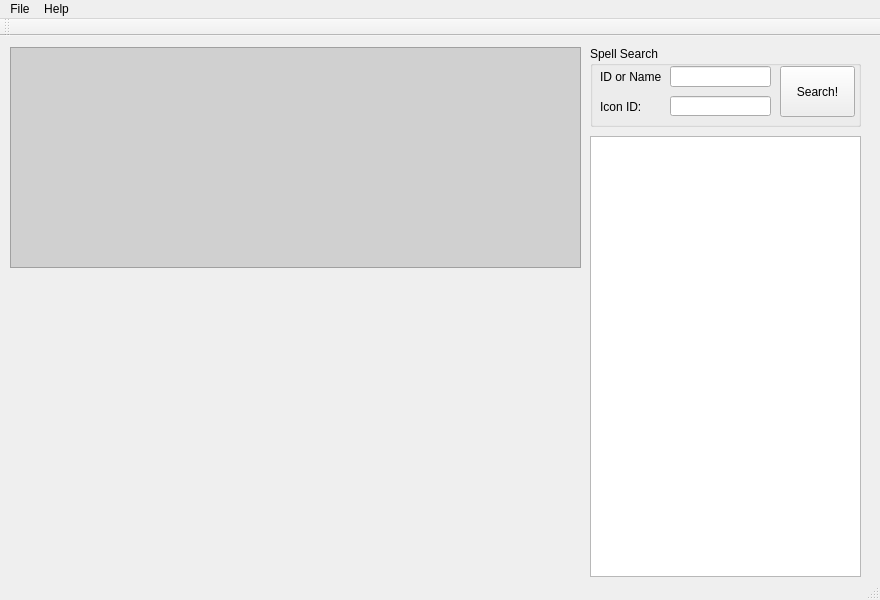
Qt form QSW/SpellWorkUI.ui (sidsukana/QSpellWork) before a commit.
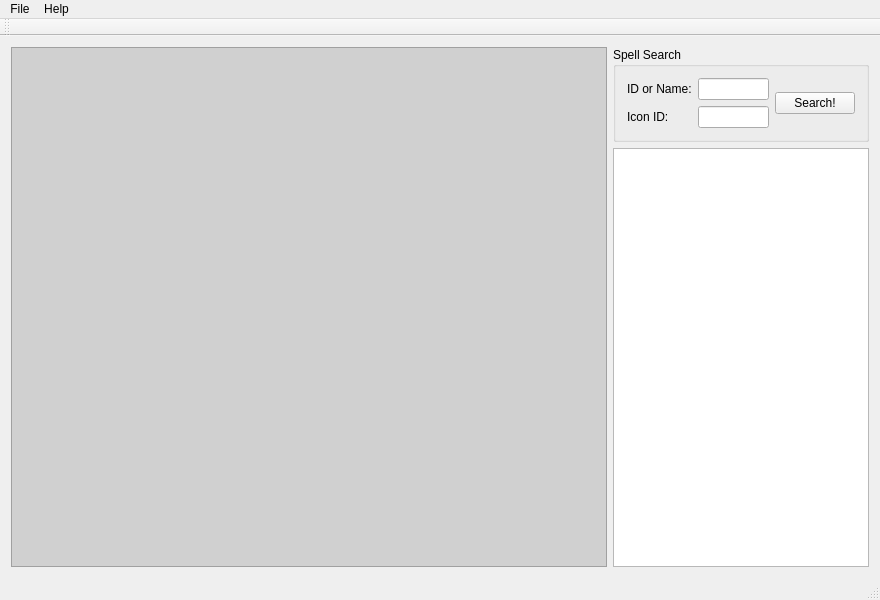
The same form after that commit.

Commit message: [6] добавил поиск по части имени, также сделал его регистронезависимым

Patch:
```diff
--- a/QSW/SpellWorkUI.ui
+++ b/QSW/SpellWorkUI.ui
@@ -14,99 +14,71 @@
    <string>SpellWork</string>
   </property>
   <widget class="QWidget" name="centralWidget">
+   <layout class="QGridLayout" name="gridLayout_2">
+    <item row="0" column="0">
+     <widget class="QTextBrowser" name="SpellInfoBrowser">
+      <property name="styleSheet">
+       <string notr="true">background-color: rgb(208, 208, 208);</string>
+      </property>
+     </widget>
+    </item>
+    <item row="0" column="1">
+     <layout class="QVBoxLayout" name="verticalLayout">
+      <item>
    <widget class="QGroupBox" name="groupBox">
-    <property name="geometry">
-     <rect>
-      <x>590</x>
-      <y>10</y>
-      <width>271</width>
+        <property name="sizePolicy">
+         <sizepolicy hsizetype="Fixed" vsizetype="Fixed">
+          <horstretch>0</horstretch>
+          <verstretch>0</verstretch>
+         </sizepolicy>
+        </property>
+        <property name="minimumSize">
+         <size>
+          <width>217</width>
       <height>81</height>
-     </rect>
+         </size>
     </property>
     <property name="title">
      <string>Spell Search</string>
     </property>
-    <widget class="QLineEdit" name="findLine_e1">
-     <property name="geometry">
-      <rect>
-       <x>80</x>
-       <y>20</y>
-       <width>101</width>
-       <height>21</height>
-      </rect>
-     </property>
-    </widget>
+        <layout class="QGridLayout" name="gridLayout">
+         <item row="0" column="0">
     <widget class="QLabel" name="findLine_l1">
-     <property name="geometry">
-      <rect>
-       <x>10</x>
-       <y>20</y>
-       <width>61</width>
-       <height>21</height>
-      </rect>
-     </property>
      <property name="text">
       <string>ID or Name:</string>
      </property>
     </widget>
-    <widget class="QPushButton" name="findButton">
-     <property name="geometry">
-      <rect>
-       <x>190</x>
-       <y>20</y>
-       <width>75</width>
-       <height>51</height>
-      </rect>
-     </property>
-     <property name="text">
-      <string>Search!</string>
-     </property>
-    </widget>
+         </item>
+         <item row="0" column="1">
+          <widget class="QLineEdit" name="findLine_e1"/>
+         </item>
+         <item row="1" column="0">
     <widget class="QLabel" name="findLine_l2">
-     <property name="geometry">
-      <rect>
-       <x>10</x>
-       <y>50</y>
-       <width>61</width>
-       <height>21</height>
-      </rect>
-     </property>
      <property name="text">
       <string>Icon ID:</string>
      </property>
     </widget>
-    <widget class="QLineEdit" name="findLine_e2">
-     <property name="geometry">
-      <rect>
-       <x>80</x>
-       <y>50</y>
-       <width>101</width>
-       <height>20</height>
-      </rect>
-     </property>
-    </widget>
-   </widget>
-   <widget class="QTextBrowser" name="SpellInfoBrowser">
-    <property name="geometry">
-     <rect>
-      <x>10</x>
-      <y>11</y>
-      <width>571</width>
-      <height>221</height>
-     </rect>
-    </property>
-    <property name="styleSheet">
-     <string notr="true">background-color: rgb(208, 208, 208);</string>
-    </property>
-   </widget>
+         </item>
+         <item row="1" column="1">
+          <widget class="QLineEdit" name="findLine_e2"/>
+         </item>
+         <item row="0" column="2" rowspan="2">
+          <widget class="QPushButton" name="findButton">
+           <property name="text">
+            <string>Search!</string>
+           </property>
+          </widget>
+         </item>
+        </layout>
+       </widget>
+      </item>
+      <item>
    <widget class="QTableView" name="SpellList">
-    <property name="geometry">
-     <rect>
-      <x>590</x>
-      <y>100</y>
-      <width>271</width>
-      <height>441</height>
-     </rect>
+        <property name="sizePolicy">
+         <sizepolicy hsizetype="Fixed" vsizetype="Expanding">
+          <horstretch>0</horstretch>
+          <verstretch>0</verstretch>
+         </sizepolicy>
     </property>
     <property name="autoFillBackground">
      <bool>false</bool>
@@ -157,6 +129,10 @@
      <number>10</number>
     </attribute>
    </widget>
+      </item>
+     </layout>
+    </item>
+   </layout>
   </widget>
   <widget class="QMenuBar" name="menuBar">
    <property name="geometry">
```
Left out of the diff: 2 changed lines with no effect on the pictures. Lines whose indentation alone changed are shown as unchanged. The commit also changes 1 other file.
